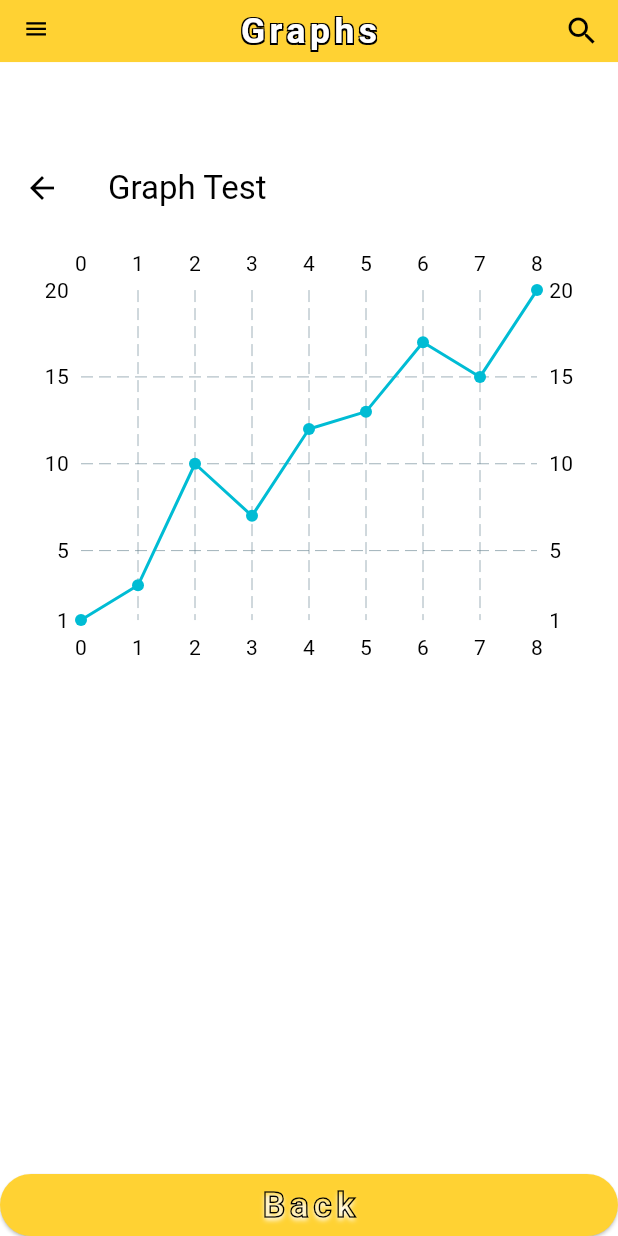
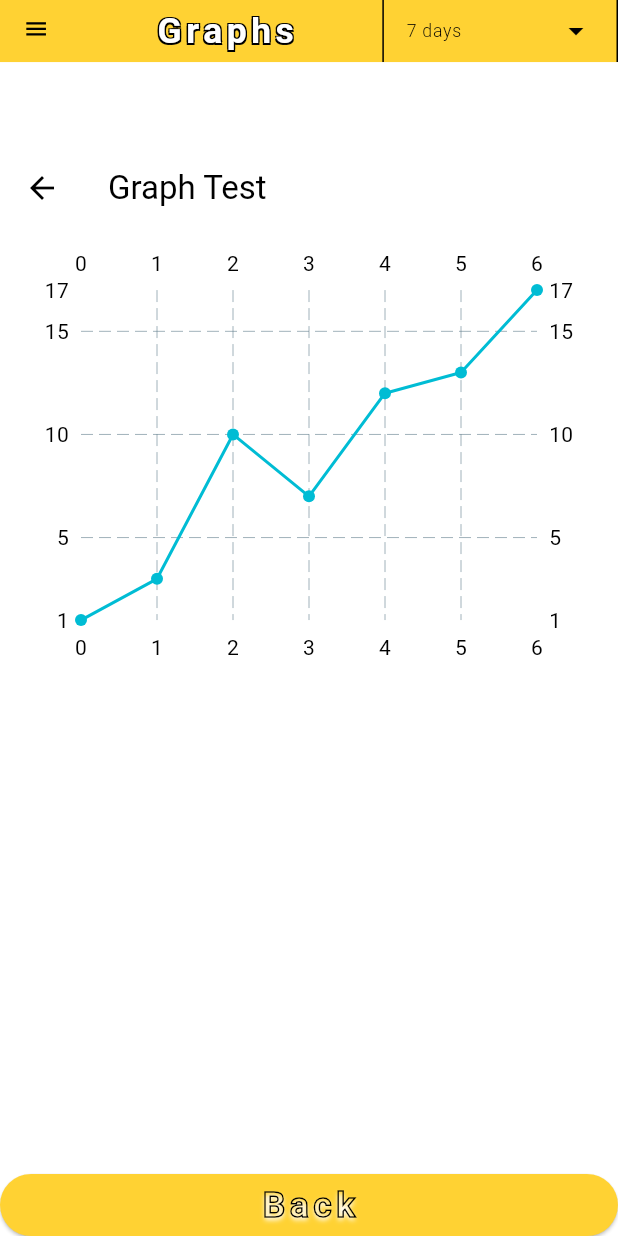
Before and after one commit to B-Ring-Group-3/B-Ring-Group-3, a Flutter app: the GraphsPageScreen screen opened by its route, on a phone screen of 412 x 824 dp. Run offline on Flutter 3.47's test engine with Material 3 defaults, Android fonts, the phone set to English and light mode, and no system bars; drawn by our look-alikes of fl_chart; our stand-ins replace cached_network_image, firebase_auth, firebase_core, fixnum, flutter_svg, google_sign_in; missing offline and left inert: firebase_ui_auth, flutterfire_ui, viam_sdk; accounts and stored records are empty; project files that could hold a hidden picture were left out.

Commit message:
Update graphs_page_screen.dart
Added back code for a user drop-down and watched variable to allow for adjusting the displayed graph.

```diff
--- a/BeeProtoV0001/bees4-4/lib/presentation/graphs_page_screen/graphs_page_screen.dart
+++ b/BeeProtoV0001/bees4-4/lib/presentation/graphs_page_screen/graphs_page_screen.dart
@@ -22,6 +22,9 @@ class GraphsPageScreen extends StatefulWidget {
   _GraphsPageScreenState createState() => _GraphsPageScreenState();
 }
 
+int days = 7;
+const List<int> day_range = <int>[1, 7, 14, 30, 90, 180];
+
 class _GraphsPageScreenState extends State<GraphsPageScreen> {
   final GlobalKey<ScaffoldState> _scaffoldKey = GlobalKey<ScaffoldState>();
 
@@ -41,6 +44,11 @@ class _GraphsPageScreenState extends State<GraphsPageScreen> {
     FlSpot(6, 17),
     FlSpot(7, 15),
     FlSpot(8, 20),
+    FlSpot(9, 19),
+    FlSpot(10, 16),
+    FlSpot(11, 17),
+    FlSpot(12, 15),
+    FlSpot(13, 13),
   ];
 
   @override
@@ -54,7 +62,7 @@ class _GraphsPageScreenState extends State<GraphsPageScreen> {
           child: Column(
             children: [
               SizedBox(height: 56, width: double.maxFinite),
-              _buildGraph(context),
+              _buildMiddle(context),
             ],
           ),
         ),
@@ -92,20 +100,6 @@ class _GraphsPageScreenState extends State<GraphsPageScreen> {
             ),
           ),
           ListTile(
-            title: Text('Change Graph'),
-            onTap: () {
-              // Handle item 1 tap
-              Navigator.pop(context);
-            },
-          ),
-          ListTile(
-            title: Text('Edit Range'),
-            onTap: () {
-              // Handle item 2 tap
-              Navigator.pop(context);
-            },
-          ),
-          ListTile(
             title: Text('Export Data'),
             onTap: () {
               // Handle item 3 tap
@@ -134,21 +128,20 @@ class _GraphsPageScreenState extends State<GraphsPageScreen> {
         ),
       ),
       centerTitle: true,
-      title: AppbarTitle(text: "Graphs"),
-      actions: [
-        IconButton(
-          icon: Icon(Icons.search),
-          onPressed: () {
-            showSearch(
-              context: context,
-              delegate: HelpSearchDelegate(),
-              query: 'Search Help Pages',
-            );
-          },
-        ),
-      ],
+      title: Row(
+        children: [
+          Spacer(),
+          AppbarTitle(text: "Graphs"),
+          Spacer(),
+          _buildRangeSelect(context),
+        ],
+      ),
       styleType: Style.bgFill,
     );
+  }
+
+  Widget _buildMiddle(BuildContext context) {
+    return _buildGraph(context);
   }
 
   /// Section Widget
@@ -178,11 +171,33 @@ class _GraphsPageScreenState extends State<GraphsPageScreen> {
           height: 300,
           child: LineChart(
             LineChartData(borderData: FlBorderData(show: false), lineBarsData: [
-              LineChartBarData(spots: chartData),
+              LineChartBarData(spots: chartData.sublist(0, days)),
             ]),
           ),
         ),
       ),
+    );
+  }
+
+  int dropdownValue = day_range[1];
+  Widget _buildRangeSelect(BuildContext context) {
+    return DropdownMenu<int>(
+      initialSelection: day_range[1],
+      onSelected: (int? value) {
+        // This is called when the user selects an item.
+        setState(() {
+          dropdownValue = value!;
+          if (value > chartData.length) {
+            days = chartData.length;
+          } else {
+            days = value;
+          }
+        });
+      },
+      dropdownMenuEntries: day_range.map<DropdownMenuEntry<int>>((int value) {
+        return DropdownMenuEntry<int>(
+            value: value, label: value.toString() + " days");
+      }).toList(),
     );
   }
 }
```
